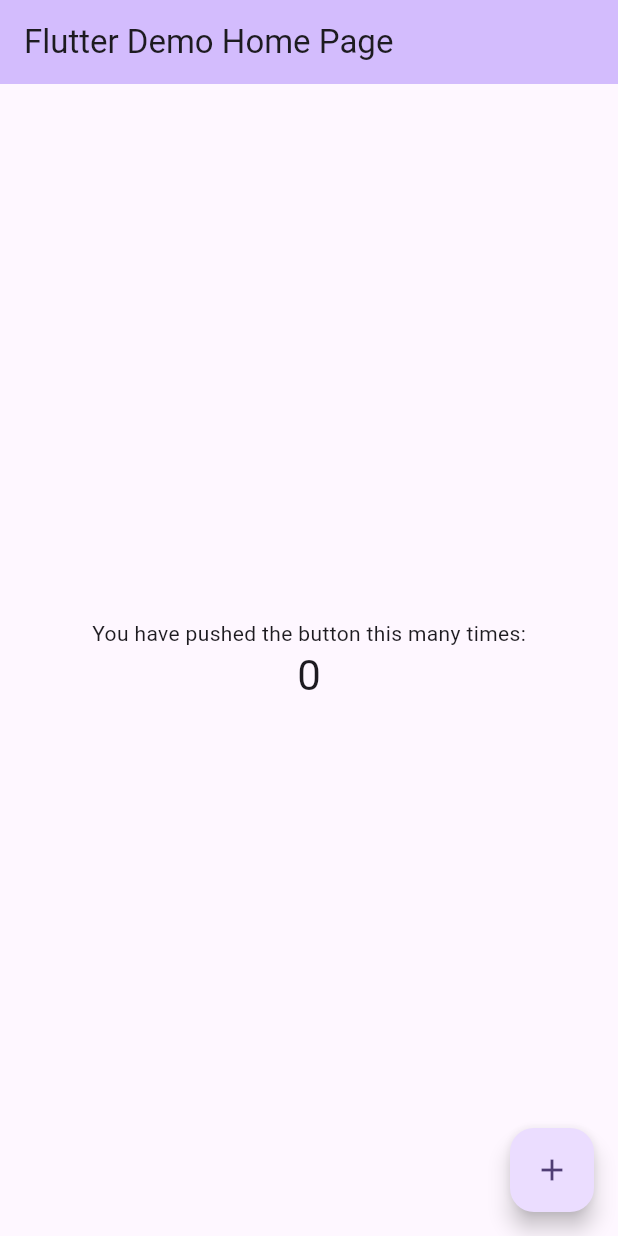
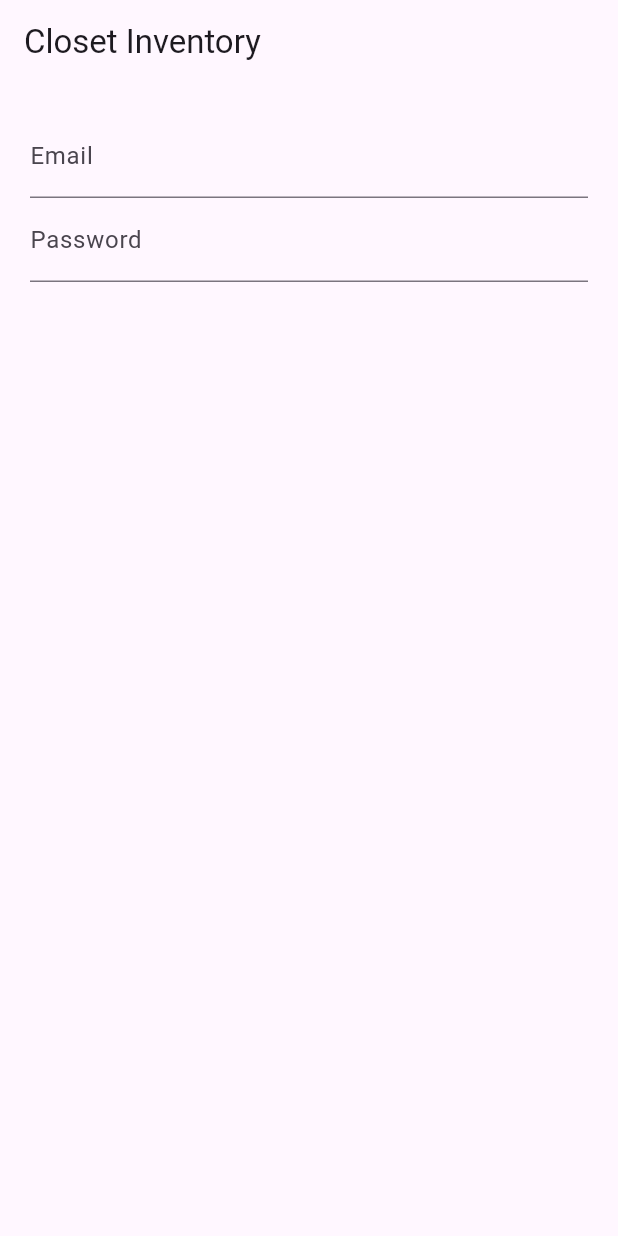
Before and after one commit to kehakinx/Software_Dev_JNBK, a Flutter app: the screen it shows after launch, on a phone screen of 412 x 824 dp. Run offline on Flutter 3.47's test engine with Material 3 defaults, Android fonts, the phone set to English and light mode, and no system bars; our stand-ins replace cloud_firestore, firebase_auth, firebase_core, firebase_storage, go_router, image_picker and 1 more; accounts and stored records are empty.

Commit message:
Create login page and firebase configuration

```diff
--- a/closetinventory/lib/controllers/navigation/page_router.dart
+++ b/closetinventory/lib/controllers/navigation/page_router.dart
@@ -1,3 +1,4 @@
+import 'package:closetinventory/views/authentication/login_page.dart';
 import 'package:closetinventory/views/splash_page.dart';
 import 'package:go_router/go_router.dart';
 import 'package:closetinventory/controllers/utilities/constants.dart';
@@ -12,5 +13,11 @@ final GoRouter router = GoRouter(
       pageBuilder: (context, state) =>
           NoTransitionPage<void>(key: state.pageKey, child: const SplashPage()),
     ),
+    GoRoute(
+      name: CONSTANTS.loginPage,
+      path: CONSTANTS.loginPage,
+      pageBuilder: (context, state) =>
+          NoTransitionPage<void>(key: state.pageKey, child: const LoginPage()),
+    ),
   ],
 );
--- /dev/null
+++ b/closetinventory/lib/controllers/utilities/theme_provider.dart
@@ -0,0 +1,48 @@
+import 'package:closetinventory/controllers/utilities/constants.dart';
+import 'package:flutter/material.dart';
+import 'package:shared_preferences/shared_preferences.dart';
+
+class ThemeProvider with ChangeNotifier {
+  bool _isDarkTheme = false;
+
+  bool get isDarkTheme => _isDarkTheme;
+
+  ThemeProvider() {
+    _loadTheme();
+  }
+
+  ThemeData get lightTheme {
+    return ThemeData(
+      brightness: Brightness.light,
+      colorScheme: ColorScheme.fromSeed(
+        seedColor: CONSTANTS.primaryLightColor,
+        brightness: Brightness.light,
+      ),
+      useMaterial3: true,
+    );
+  }
+
+  ThemeData get darkTheme {
+    return ThemeData(
+      brightness: Brightness.dark,
+      colorScheme: ColorScheme.fromSeed(
+        seedColor: CONSTANTS.primaryDarkColor,
+        brightness: Brightness.dark,
+      ),
+      useMaterial3: true,
+    );
+  }
+
+  void _loadTheme() async {
+    final prefs = await SharedPreferences.getInstance();
+    _isDarkTheme = prefs.getBool('isDarkTheme') ?? false;
+    notifyListeners();
+  }
+
+  void toggleTheme() async {
+    _isDarkTheme = !_isDarkTheme;
+    final prefs = await SharedPreferences.getInstance();
+    prefs.setBool('isDarkTheme', _isDarkTheme);
+    notifyListeners();
+  }
+}
--- a/closetinventory/lib/main.dart
+++ b/closetinventory/lib/main.dart
@@ -1,7 +1,32 @@
+import 'dart:ui';
+
+import 'package:closetinventory/controllers/navigation/page_router.dart';
+import 'package:closetinventory/controllers/utilities/theme_provider.dart';
+import 'package:closetinventory/firebase_options.dart';
+import 'package:firebase_core/firebase_core.dart';
 import 'package:flutter/material.dart';
+import 'package:provider/provider.dart';
 
-void main() {
-  runApp(const MyApp());
+Future<void> main() async {
+  WidgetsFlutterBinding.ensureInitialized();
+
+  await Firebase.initializeApp(options: DefaultFirebaseOptions.currentPlatform);
+
+  FlutterError.onError = (FlutterErrorDetails errorDetails) {
+    //FirebaseCrashlytics.instance.recordFlutterError(errorDetails);
+  };
+
+  PlatformDispatcher.instance.onError = (Object error, StackTrace stack) {
+    //FirebaseCrashlytics.instance.recordError(error, stack, fatal: true);
+    return true;
+  };
+
+  runApp(
+    ChangeNotifierProvider(
+      create: (context) => ThemeProvider(),
+      child: const MyApp(),
+    ),
+  );
 }
 
 class MyApp extends StatelessWidget {
@@ -10,113 +35,14 @@ class MyApp extends StatelessWidget {
   // This widget is the root of your application.
   @override
   Widget build(BuildContext context) {
-    return MaterialApp(
-      title: 'Flutter Demo',
-      theme: ThemeData(
-        // This is the theme of your application.
-        //
-        // TRY THIS: Try running your application with "flutter run". You'll see
-        // the application has a purple toolbar. Then, without quitting the app,
-        // try changing the seedColor in the colorScheme below to Colors.green
-        // and then invoke "hot reload" (save your changes or press the "hot
-        // reload" button in a Flutter-supported IDE, or press "r" if you used
-        // the command line to start the app).
-        //
-        // Notice that the counter didn't reset back to zero; the application
-        // state is not lost during the reload. To reset the state, use hot
-        // restart instead.
-        //
-        // This works for code too, not just values: Most code changes can be
-        // tested with just a hot reload.
-        colorScheme: ColorScheme.fromSeed(seedColor: Colors.deepPurple),
-      ),
-      home: const MyHomePage(title: 'Flutter Demo Home Page'),
+    final themeProvider = Provider.of<ThemeProvider>(context);
+
+    return MaterialApp.router(
+      debugShowCheckedModeBanner: false,
+      themeMode: themeProvider.isDarkTheme ? ThemeMode.dark : ThemeMode.light,
+      theme: themeProvider.lightTheme,
+      darkTheme: themeProvider.darkTheme,
+      routerConfig: router,
     );
   }
 }
-
-class MyHomePage extends StatefulWidget {
-  const MyHomePage({super.key, required this.title});
-
-  // This widget is the home page of your application. It is stateful, meaning
-  // that it has a State object (defined below) that contains fields that affect
-  // how it looks.
-
-  // This class is the configuration for the state. It holds the values (in this
-  // case the title) provided by the parent (in this case the App widget) and
-  // used by the build method of the State. Fields in a Widget subclass are
-  // always marked "final".
-
-  final String title;
-
-  @override
-  State<MyHomePage> createState() => _MyHomePageState();
-}
-
-class _MyHomePageState extends State<MyHomePage> {
-  int _counter = 0;
-
-  void _incrementCounter() {
-    setState(() {
-      // This call to setState tells the Flutter framework that something has
-      // changed in this State, which causes it to rerun the build method below
-      // so that the display can reflect the updated values. If we changed
-      // _counter without calling setState(), then the build method would not be
-      // called again, and so nothing would appear to happen.
-      _counter++;
-    });
-  }
-
-  @override
-  Widget build(BuildContext context) {
-    // This method is rerun every time setState is called, for instance as done
-    // by the _incrementCounter method above.
-    //
-    // The Flutter framework has been optimized to make rerunning build methods
-    // fast, so that you can just rebuild anything that needs updating rather
-    // than having to individually change instances of widgets.
-    return Scaffold(
-      appBar: AppBar(
-        // TRY THIS: Try changing the color here to a specific color (to
-        // Colors.amber, perhaps?) and trigger a hot reload to see the AppBar
-        // change color while the other colors stay the same.
-        backgroundColor: Theme.of(context).colorScheme.inversePrimary,
-        // Here we take the value from the MyHomePage object that was created by
-        // the App.build method, and use it to set our appbar title.
-        title: Text(widget.title),
-      ),
-      body: Center(
-        // Center is a layout widget. It takes a single child and positions it
-        // in the middle of the parent.
-        child: Column(
-          // Column is also a layout widget. It takes a list of children and
-          // arranges them vertically. By default, it sizes itself to fit its
-          // children horizontally, and tries to be as tall as its parent.
-          //
-          // Column has various properties to control how it sizes itself and
-          // how it positions its children. Here we use mainAxisAlignment to
-          // center the children vertically; the main axis here is the vertical
-          // axis because Columns are vertical (the cross axis would be
-          // horizontal).
-          //
-          // TRY THIS: Invoke "debug painting" (choose the "Toggle Debug Paint"
-          // action in the IDE, or press "p" in the console), to see the
-          // wireframe for each widget.
-          mainAxisAlignment: MainAxisAlignment.center,
-          children: <Widget>[
-            const Text('You have pushed the button this many times:'),
-            Text(
-              '$_counter',
-              style: Theme.of(context).textTheme.headlineMedium,
-            ),
-          ],
-        ),
-      ),
-      floatingActionButton: FloatingActionButton(
-        onPressed: _incrementCounter,
-        tooltip: 'Increment',
-        child: const Icon(Icons.add),
-      ), // This trailing comma makes auto-formatting nicer for build methods.
-    );
-  }
-}
--- /dev/null
+++ b/closetinventory/lib/views/authentication/login_page.dart
@@ -0,0 +1,38 @@
+import 'package:flutter/material.dart';
+import 'package:closetinventory/controllers/utilities/constants.dart';
+
+class LoginPage extends StatefulWidget {
+  const LoginPage({Key? key}) : super(key: key);
+
+  @override
+  State<LoginPage> createState() => _LoginPageState();
+}
+
+class _LoginPageState extends State<LoginPage> {
+  final TextEditingController _emailController = TextEditingController();
+  final TextEditingController _passwordController = TextEditingController();
+
+  @override
+  Widget build(BuildContext context) {
+    return Scaffold(
+      appBar: AppBar(title: const Text(CONSTANTS.appName)),
+      body: Padding(
+        padding: const EdgeInsets.all(20.0),
+        child: Column(
+          children: [
+            TextFormField(
+              controller: _emailController,
+              decoration: const InputDecoration(labelText: 'Email'),
+              keyboardType: TextInputType.emailAddress,
+            ),
+            TextFormField(
+              controller: _passwordController,
+              decoration: const InputDecoration(labelText: 'Password'),
+              keyboardType: TextInputType.emailAddress,
+            ),
+          ],
+        ),
+      ),
+    );
+  }
+}
```
Also changed, not shown: closetinventory/firebase.json (added), closetinventory/lib/firebase_options.dart (added), closetinventory/lib/views/home_page.dart (added), 7 other files.
